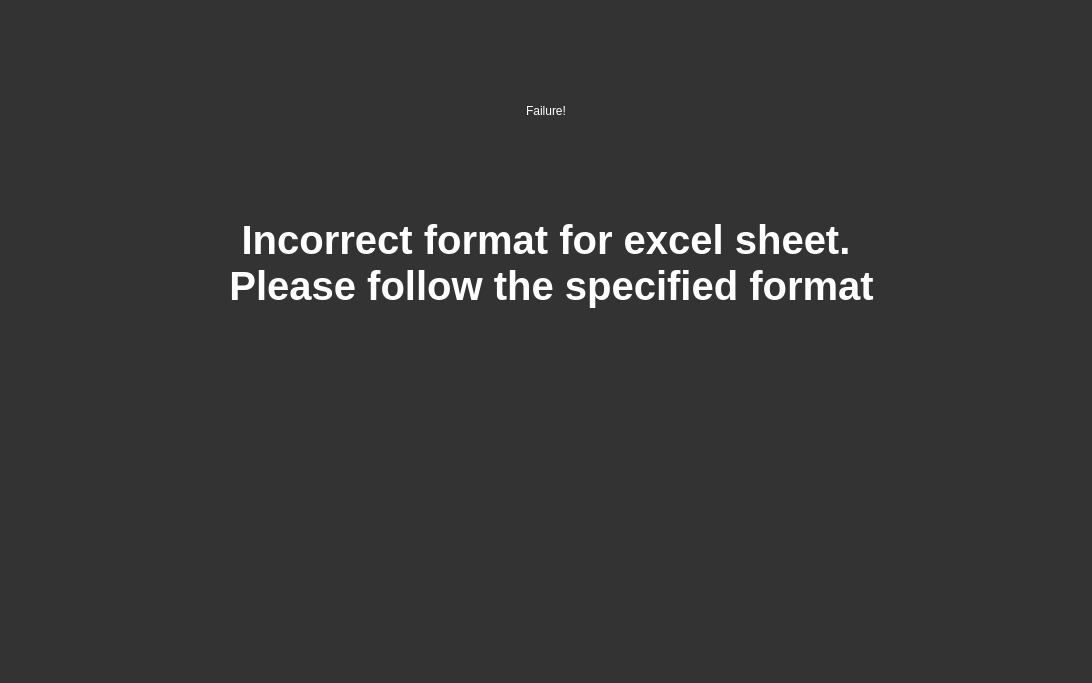
Before: the Qt Designer form source/features/ui/update_failure.ui in Teky500/Ebook-PR-Application, drawn with Qt 5.
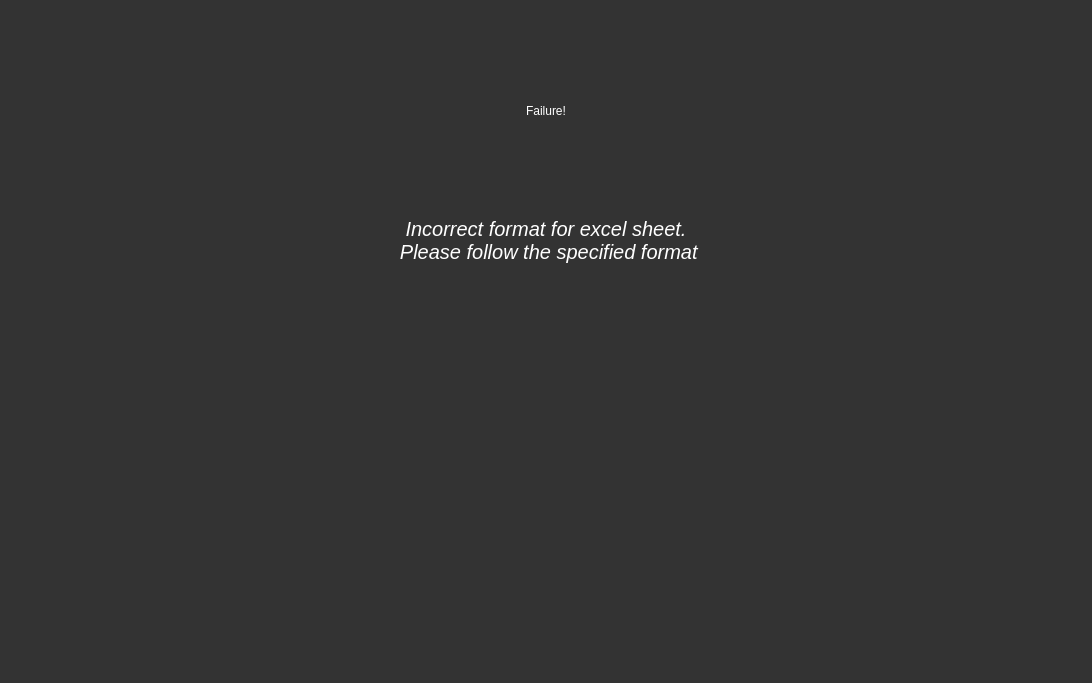
After: the same form once the commit is applied.

Commit message: changed word wrap of the labels - reem

```diff
--- a/source/features/ui/update_failure.ui
+++ b/source/features/ui/update_failure.ui
@@ -150,9 +150,9 @@
        <property name="font">
         <font>
          <family>Segoe UI</family>
-         <pointsize>30</pointsize>
-         <italic>false</italic>
-         <bold>true</bold>
+         <pointsize>15</pointsize>
+         <italic>true</italic>
+         <bold>false</bold>
         </font>
        </property>
        <property name="styleSheet">
@@ -165,6 +165,9 @@
        <property name="alignment">
         <set>Qt::AlignHCenter|Qt::AlignTop</set>
        </property>
+       <property name="wordWrap">
+        <bool>true</bool>
+       </property>
       </widget>
      </item>
     </layout>
```
Left out of the diff: 2 changed lines with no effect on the pictures. The commit also changes 4 other files.
